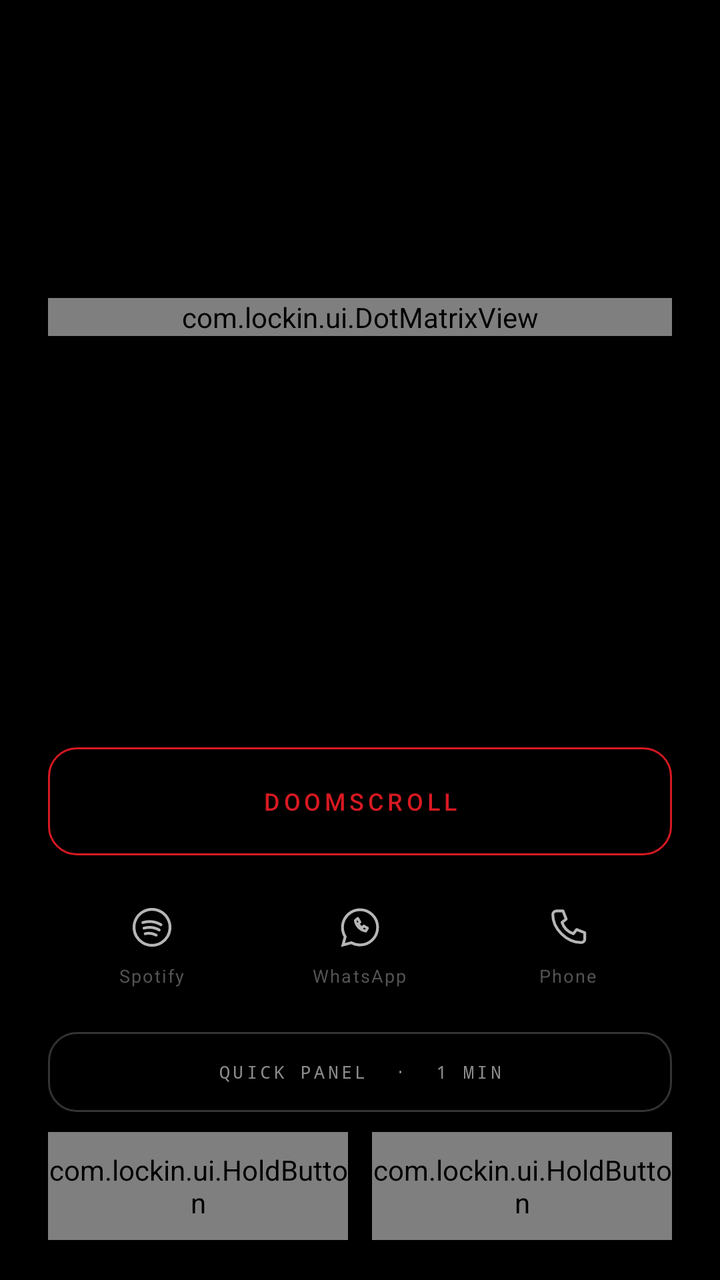
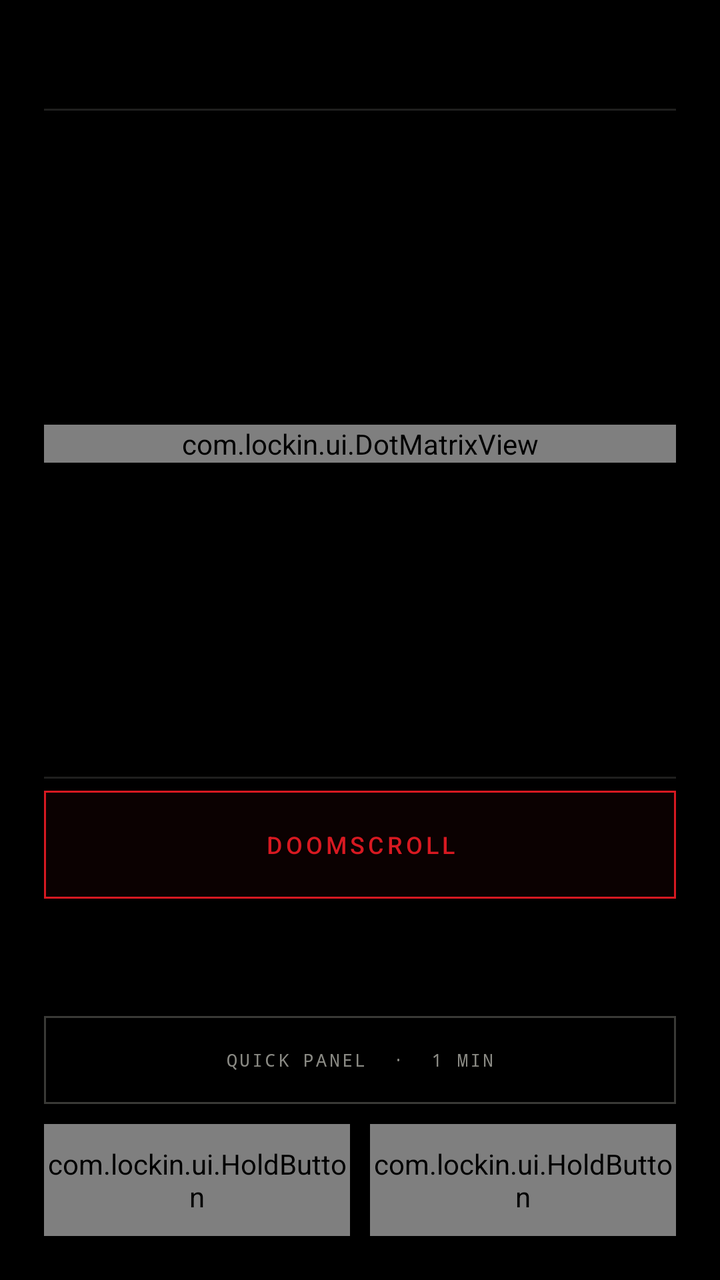

Compare the two renders of this Android layout. The source of the first and the diff that turns it into the second are given below.
<!-- AndroidManifest.xml: application theme Theme.LockIn -->
<!-- res/layout/activity_lock.xml -->
<?xml version="1.0" encoding="utf-8"?>
<LinearLayout xmlns:android="http://schemas.android.com/apk/res/android"
    android:id="@+id/lockRoot"
    android:layout_width="match_parent"
    android:layout_height="match_parent"
    android:background="@color/black"
    android:clickable="true"
    android:focusable="true"
    android:orientation="vertical"
    android:paddingStart="24dp"
    android:paddingTop="22dp"
    android:paddingEnd="24dp"
    android:paddingBottom="20dp">

    <Space
        android:layout_width="match_parent"
        android:layout_height="0dp"
        android:layout_weight="1" />

    <LinearLayout
        android:id="@+id/lockContent"
        android:layout_width="match_parent"
        android:layout_height="wrap_content"
        android:gravity="center_horizontal"
        android:orientation="vertical">

        <com.lockin.ui.DotMatrixView
            android:id="@+id/timer"
            android:layout_width="match_parent"
            android:layout_height="wrap_content" />

        <com.lockin.ui.DotGridProgressView
            android:id="@+id/goalGrid"
            android:layout_width="match_parent"
            android:layout_height="wrap_content"
            android:layout_marginTop="30dp"
            android:visibility="gone" />

        <TextView
            android:id="@+id/goalLine"
            android:layout_width="match_parent"
            android:layout_height="wrap_content"
            android:layout_marginTop="14dp"
            android:gravity="center"
            android:letterSpacing="0.14"
            android:textColor="@color/faint"
            android:textSize="9sp"
            android:visibility="gone" />

        <TextView
            android:id="@+id/dndLine"
            android:layout_width="match_parent"
            android:layout_height="wrap_content"
            android:layout_marginTop="22dp"
            android:gravity="center"
            android:letterSpacing="0.06"
            android:textColor="@color/dim"
            android:textSize="11sp" />

        <TextView
            android:id="@+id/metaLine"
            android:layout_width="match_parent"
            android:layout_height="wrap_content"
            android:layout_marginTop="8dp"
            android:gravity="center"
            android:letterSpacing="0.22"
            android:textColor="@color/faint"
            android:textSize="9sp" />
    </LinearLayout>

    <Space
        android:layout_width="match_parent"
        android:layout_height="0dp"
        android:layout_weight="1" />

    <LinearLayout
        android:id="@+id/lockBottom"
        android:layout_width="match_parent"
        android:layout_height="wrap_content"
        android:orientation="vertical">

        <LinearLayout
            android:id="@+id/nowPlaying"
            android:layout_width="match_parent"
            android:layout_height="wrap_content"
            android:layout_marginBottom="14dp"
            android:gravity="center_vertical"
            android:orientation="horizontal"
            android:visibility="gone">

            <LinearLayout
                android:layout_width="0dp"
                android:layout_height="wrap_content"
                android:layout_weight="1"
                android:orientation="vertical">

                <TextView
                    android:layout_width="wrap_content"
                    android:layout_height="wrap_content"
                    android:fontFamily="sans-serif-medium"
                    android:letterSpacing="0.28"
                    android:text="NOW PLAYING"
                    android:textColor="@color/faint"
                    android:textSize="8sp" />

                <TextView
                    android:id="@+id/npTitle"
                    android:layout_width="match_parent"
                    android:layout_height="wrap_content"
                    android:layout_marginTop="4dp"
                    android:ellipsize="end"
                    android:maxLines="1"
                    android:textColor="@color/text"
                    android:textSize="13sp" />

                <TextView
                    android:id="@+id/npArtist"
                    android:layout_width="match_parent"
                    android:layout_height="wrap_content"
                    android:layout_marginTop="2dp"
                    android:ellipsize="end"
                    android:maxLines="1"
                    android:textColor="@color/dim"
                    android:textSize="10sp" />
            </LinearLayout>

            <ImageView
                android:id="@+id/npNext"
                android:layout_width="44dp"
                android:layout_height="44dp"
                android:contentDescription="Next song"
                android:padding="10dp"
                android:src="@drawable/ic_next" />
        </LinearLayout>

        <TextView
            android:id="@+id/doomHint"
            android:layout_width="match_parent"
            android:layout_height="wrap_content"
            android:layout_marginBottom="8dp"
            android:textColor="@color/faint"
            android:textSize="10sp" />

        <TextView
            android:id="@+id/doomBtn"
            android:layout_width="match_parent"
            android:layout_height="54dp"
            android:background="@drawable/bg_btn_red_outline"
            android:fontFamily="sans-serif-medium"
            android:gravity="center"
            android:letterSpacing="0.16"
            android:text="@string/doomscroll"
            android:textColor="@color/accent"
            android:textSize="12sp" />

        <LinearLayout
            android:id="@+id/appsRow"
            android:layout_width="match_parent"
            android:layout_height="wrap_content"
            android:layout_marginTop="16dp"
            android:gravity="center"
            android:orientation="horizontal">

            <LinearLayout
                android:id="@+id/appSpotify"
                android:layout_width="0dp"
                android:layout_height="wrap_content"
                android:layout_weight="1"
                android:gravity="center"
                android:orientation="vertical"
                android:paddingTop="8dp"
                android:paddingBottom="8dp">

                <ImageView
                    android:layout_width="24dp"
                    android:layout_height="24dp"
                    android:contentDescription="Spotify"
                    android:src="@drawable/ic_spotify" />

                <TextView
                    android:layout_width="wrap_content"
                    android:layout_height="wrap_content"
                    android:layout_marginTop="6dp"
                    android:letterSpacing="0.08"
                    android:text="Spotify"
                    android:textColor="@color/faint"
                    android:textSize="9sp" />
            </LinearLayout>

            <LinearLayout
                android:id="@+id/appWhatsapp"
                android:layout_width="0dp"
                android:layout_height="wrap_content"
                android:layout_weight="1"
                android:gravity="center"
                android:orientation="vertical"
                android:paddingTop="8dp"
                android:paddingBottom="8dp">

                <ImageView
                    android:layout_width="24dp"
                    android:layout_height="24dp"
                    android:contentDescription="WhatsApp"
                    android:src="@drawable/ic_whatsapp" />

                <TextView
                    android:layout_width="wrap_content"
                    android:layout_height="wrap_content"
                    android:layout_marginTop="6dp"
                    android:letterSpacing="0.08"
                    android:text="WhatsApp"
                    android:textColor="@color/faint"
                    android:textSize="9sp" />
            </LinearLayout>

            <LinearLayout
                android:id="@+id/appPhone"
                android:layout_width="0dp"
                android:layout_height="wrap_content"
                android:layout_weight="1"
                android:gravity="center"
                android:orientation="vertical"
                android:paddingTop="8dp"
                android:paddingBottom="8dp">

                <ImageView
                    android:layout_width="24dp"
                    android:layout_height="24dp"
                    android:contentDescription="Phone"
                    android:src="@drawable/ic_phone" />

                <TextView
                    android:layout_width="wrap_content"
                    android:layout_height="wrap_content"
                    android:layout_marginTop="6dp"
                    android:letterSpacing="0.08"
                    android:text="Phone"
                    android:textColor="@color/faint"
                    android:textSize="9sp" />
            </LinearLayout>
        </LinearLayout>

        <TextView
            android:id="@+id/panelBtn"
            android:layout_width="match_parent"
            android:layout_height="40dp"
            android:layout_marginTop="14dp"
            android:background="@drawable/bg_btn_outline"
            android:fontFamily="sans-serif-monospace"
            android:gravity="center"
            android:letterSpacing="0.16"
            android:text="QUICK PANEL  ·  1 MIN"
            android:textColor="@color/dim"
            android:textSize="9sp" />

        <LinearLayout
            android:layout_width="match_parent"
            android:layout_height="wrap_content"
            android:layout_marginTop="10dp"
            android:orientation="horizontal">

            <com.lockin.ui.HoldButton
                android:id="@+id/pauseBtn"
                android:layout_width="0dp"
                android:layout_height="54dp"
                android:layout_weight="1" />

            <Space
                android:layout_width="12dp"
                android:layout_height="1dp" />

            <com.lockin.ui.HoldButton
                android:id="@+id/endBtn"
                android:layout_width="0dp"
                android:layout_height="54dp"
                android:layout_weight="1" />
        </LinearLayout>
    </LinearLayout>
</LinearLayout>
<!-- resources referenced by this layout -->
<resources>
  <color name="accent">#FFD71921</color>
  <color name="black">#FF000000</color>
  <color name="dim">#FF8C8C8C</color>
  <color name="faint">#FF545454</color>
  <color name="text">#FFFFFFFF</color>
  <!-- drawable bg_btn_outline (drawable) -->
  <?xml version="1.0" encoding="utf-8"?>
  <ripple xmlns:android="http://schemas.android.com/apk/res/android"
      android:color="#20FFFFFF">
      <item>
          <shape android:shape="rectangle">
              <solid android:color="#00000000" />
              <stroke
                  android:width="1dp"
                  android:color="@color/stroke_bright" />
              <corners android:radius="14dp" />
          </shape>
      </item>
  </ripple>
  <!-- drawable bg_btn_red_outline (drawable) -->
  <?xml version="1.0" encoding="utf-8"?>
  <ripple xmlns:android="http://schemas.android.com/apk/res/android"
      android:color="#33D71921">
      <item>
          <shape android:shape="rectangle">
              <solid android:color="#00000000" />
              <stroke
                  android:width="1dp"
                  android:color="@color/accent" />
              <corners android:radius="14dp" />
          </shape>
      </item>
  </ripple>
  <!-- drawable ic_phone (drawable) -->
  <?xml version="1.0" encoding="utf-8"?>
  <vector xmlns:android="http://schemas.android.com/apk/res/android"
      android:width="24dp"
      android:height="24dp"
      android:viewportWidth="24"
      android:viewportHeight="24">
      <path
          android:fillColor="#00000000"
          android:pathData="M6.4,3.8 h3.1 l1.6,4.1 -2.1,1.6 c0.9,2.7 3.0,4.8 5.7,5.7 l1.6,-2.1 4.1,1.6 v3.1 c0,1 -0.8,1.8 -1.8,1.8 C11.3,19.6 4.4,12.7 4.4,5.6 c0,-1 0.9,-1.8 2,-1.8 z"
          android:strokeColor="#FFB6B6B6"
          android:strokeLineCap="round"
          android:strokeLineJoin="round"
          android:strokeWidth="1.4" />
  </vector>
  <!-- drawable ic_spotify (drawable) -->
  <?xml version="1.0" encoding="utf-8"?>
  <vector xmlns:android="http://schemas.android.com/apk/res/android"
      android:width="24dp"
      android:height="24dp"
      android:viewportWidth="24"
      android:viewportHeight="24">
      <path
          android:fillColor="#00000000"
          android:pathData="M12,3 a9,9 0 1 0 0.01,0 z"
          android:strokeColor="#FFB6B6B6"
          android:strokeWidth="1.4" />
      <path
          android:fillColor="#00000000"
          android:pathData="M7.4,9.6 c3.1,-0.9 6.4,-0.5 9.1,1.1"
          android:strokeColor="#FFB6B6B6"
          android:strokeLineCap="round"
          android:strokeWidth="1.4" />
      <path
          android:fillColor="#00000000"
          android:pathData="M8,12.4 c2.6,-0.7 5.3,-0.4 7.6,0.9"
          android:strokeColor="#FFB6B6B6"
          android:strokeLineCap="round"
          android:strokeWidth="1.4" />
      <path
          android:fillColor="#00000000"
          android:pathData="M8.6,15.2 c1.9,-0.5 3.8,-0.2 5.5,0.7"
          android:strokeColor="#FFB6B6B6"
          android:strokeLineCap="round"
          android:strokeWidth="1.4" />
  </vector>
  <!-- drawable ic_whatsapp (drawable) -->
  <?xml version="1.0" encoding="utf-8"?>
  <vector xmlns:android="http://schemas.android.com/apk/res/android"
      android:width="24dp"
      android:height="24dp"
      android:viewportWidth="24"
      android:viewportHeight="24">
      <path
          android:fillColor="#00000000"
          android:pathData="M12,3.2 a8.8,8.8 0 0 1 0,17.6 c-1.5,0 -3,-0.4 -4.3,-1.1 l-4.2,1.1 1.1,-4.1 a8.8,8.8 0 0 1 7.4,-13.5 z"
          android:strokeColor="#FFB6B6B6"
          android:strokeWidth="1.4" />
      <path
          android:fillColor="#00000000"
          android:pathData="M9.6,8.6 c0.5,2.8 2.5,4.8 5.3,5.3 l0.9,-1.5 -1.9,-1.1 -0.8,0.9 c-0.9,-0.4 -1.6,-1.1 -2,-2 l0.9,-0.8 -1.1,-1.9 z"
          android:strokeColor="#FFB6B6B6"
          android:strokeLineJoin="round"
          android:strokeWidth="1.3" />
  </vector>
  <string name="doomscroll">DOOMSCROLL</string>
  <color name="stroke_bright">#FF333333</color>
  <!-- unchanged entries left out for length: 2 -->
</resources>

<!-- the commit's change to res/layout/activity_lock.xml (unified diff, before → after) -->
@@ -7,16 +7,50 @@
     android:clickable="true"
     android:focusable="true"
     android:orientation="vertical"
-    android:paddingStart="24dp"
-    android:paddingTop="22dp"
-    android:paddingEnd="24dp"
-    android:paddingBottom="20dp">
+    android:paddingStart="22dp"
+    android:paddingTop="28dp"
+    android:paddingEnd="22dp"
+    android:paddingBottom="22dp">
+
+    
+    <LinearLayout
+        android:layout_width="match_parent"
+        android:layout_height="wrap_content"
+        android:gravity="center_vertical"
+        android:orientation="horizontal">
+
+        <TextView
+            android:id="@+id/dndLine"
+            android:layout_width="0dp"
+            android:layout_height="wrap_content"
+            android:layout_weight="1"
+            android:fontFamily="sans-serif-monospace"
+            android:letterSpacing="0.04"
+            android:textColor="@color/faint"
+            android:textSize="9sp" />
+
+        <TextView
+            android:id="@+id/metaLine"
+            android:layout_width="wrap_content"
+            android:layout_height="wrap_content"
+            android:fontFamily="sans-serif-monospace"
+            android:letterSpacing="0.08"
+            android:textColor="@color/dim"
+            android:textSize="9sp" />
+    </LinearLayout>
+
+    <View
+        android:layout_width="match_parent"
+        android:layout_height="1dp"
+        android:layout_marginTop="14dp"
+        android:background="@color/stroke" />
 
     <Space
         android:layout_width="match_parent"
         android:layout_height="0dp"
         android:layout_weight="1" />
 
+    
     <LinearLayout
         android:id="@+id/lockContent"
         android:layout_width="match_parent"
@@ -33,39 +67,20 @@
             android:id="@+id/goalGrid"
             android:layout_width="match_parent"
             android:layout_height="wrap_content"
-            android:layout_marginTop="30dp"
+            android:layout_marginTop="28dp"
             android:visibility="gone" />
 
         <TextView
             android:id="@+id/goalLine"
             android:layout_width="match_parent"
             android:layout_height="wrap_content"
-            android:layout_marginTop="14dp"
-            android:gravity="center"
-            android:letterSpacing="0.14"
+            android:layout_marginTop="12dp"
+            android:fontFamily="sans-serif-monospace"
+            android:gravity="start"
+            android:letterSpacing="0.08"
             android:textColor="@color/faint"
             android:textSize="9sp"
             android:visibility="gone" />
-
-        <TextView
-            android:id="@+id/dndLine"
-            android:layout_width="match_parent"
-            android:layout_height="wrap_content"
-            android:layout_marginTop="22dp"
-            android:gravity="center"
-            android:letterSpacing="0.06"
-            android:textColor="@color/dim"
-            android:textSize="11sp" />
-
-        <TextView
-            android:id="@+id/metaLine"
-            android:layout_width="match_parent"
-            android:layout_height="wrap_content"
-            android:layout_marginTop="8dp"
-            android:gravity="center"
-            android:letterSpacing="0.22"
-            android:textColor="@color/faint"
-            android:textSize="9sp" />
     </LinearLayout>
 
     <Space
@@ -79,13 +94,19 @@
         android:layout_height="wrap_content"
         android:orientation="vertical">
 
+        <View
+            android:layout_width="match_parent"
+            android:layout_height="1dp"
+            android:background="@color/stroke" />
+
         <LinearLayout
             android:id="@+id/nowPlaying"
             android:layout_width="match_parent"
             android:layout_height="wrap_content"
-            android:layout_marginBottom="14dp"
             android:gravity="center_vertical"
             android:orientation="horizontal"
+            android:paddingTop="14dp"
+            android:paddingBottom="14dp"
             android:visibility="gone">
 
             <LinearLayout
@@ -95,19 +116,9 @@
                 android:orientation="vertical">
 
                 <TextView
-                    android:layout_width="wrap_content"
-                    android:layout_height="wrap_content"
-                    android:fontFamily="sans-serif-medium"
-                    android:letterSpacing="0.28"
-                    android:text="NOW PLAYING"
-                    android:textColor="@color/faint"
-                    android:textSize="8sp" />
-
-                <TextView
                     android:id="@+id/npTitle"
                     android:layout_width="match_parent"
                     android:layout_height="wrap_content"
-                    android:layout_marginTop="4dp"
                     android:ellipsize="end"
                     android:maxLines="1"
                     android:textColor="@color/text"
@@ -117,138 +128,60 @@
                     android:id="@+id/npArtist"
                     android:layout_width="match_parent"
                     android:layout_height="wrap_content"
-                    android:layout_marginTop="2dp"
+                    android:layout_marginTop="3dp"
                     android:ellipsize="end"
                     android:maxLines="1"
-                    android:textColor="@color/dim"
+                    android:textColor="@color/faint"
                     android:textSize="10sp" />
             </LinearLayout>
 
             <ImageView
                 android:id="@+id/npNext"
-                android:layout_width="44dp"
-                android:layout_height="44dp"
+                android:layout_width="42dp"
+                android:layout_height="42dp"
                 android:contentDescription="Next song"
                 android:padding="10dp"
                 android:src="@drawable/ic_next" />
         </LinearLayout>
 
         <TextView
-            android:id="@+id/doomHint"
-            android:layout_width="match_parent"
-            android:layout_height="wrap_content"
-            android:layout_marginBottom="8dp"
-            android:textColor="@color/faint"
-            android:textSize="10sp" />
-
-        <TextView
             android:id="@+id/doomBtn"
             android:layout_width="match_parent"
             android:layout_height="54dp"
+            android:layout_marginTop="6dp"
             android:background="@drawable/bg_btn_red_outline"
             android:fontFamily="sans-serif-medium"
             android:gravity="center"
-            android:letterSpacing="0.16"
+            android:letterSpacing="0.14"
             android:text="@string/doomscroll"
             android:textColor="@color/accent"
             android:textSize="12sp" />
 
+        <TextView
+            android:id="@+id/doomHint"
+            android:layout_width="match_parent"
+            android:layout_height="wrap_content"
+            android:layout_marginTop="9dp"
+            android:textColor="@color/faint"
+            android:textSize="10sp" />
+
         <LinearLayout
             android:id="@+id/appsRow"
             android:layout_width="match_parent"
             android:layout_height="wrap_content"
-            android:layout_marginTop="16dp"
+            android:layout_marginTop="18dp"
             android:gravity="center"
-            android:orientation="horizontal">
-
-            <LinearLayout
-                android:id="@+id/appSpotify"
-                android:layout_width="0dp"
-                android:layout_height="wrap_content"
-                android:layout_weight="1"
-                android:gravity="center"
-                android:orientation="vertical"
-                android:paddingTop="8dp"
-                android:paddingBottom="8dp">
-
-                <ImageView
-                    android:layout_width="24dp"
-                    android:layout_height="24dp"
-                    android:contentDescription="Spotify"
-                    android:src="@drawable/ic_spotify" />
-
-                <TextView
-                    android:layout_width="wrap_content"
-                    android:layout_height="wrap_content"
-                    android:layout_marginTop="6dp"
-                    android:letterSpacing="0.08"
-                    android:text="Spotify"
-                    android:textColor="@color/faint"
-                    android:textSize="9sp" />
-            </LinearLayout>
-
-            <LinearLayout
-                android:id="@+id/appWhatsapp"
-                android:layout_width="0dp"
-                android:layout_height="wrap_content"
-                android:layout_weight="1"
-                android:gravity="center"
-                android:orientation="vertical"
-                android:paddingTop="8dp"
-                android:paddingBottom="8dp">
-
-                <ImageView
-                    android:layout_width="24dp"
-                    android:layout_height="24dp"
-                    android:contentDescription="WhatsApp"
-                    android:src="@drawable/ic_whatsapp" />
-
-                <TextView
-                    android:layout_width="wrap_content"
-                    android:layout_height="wrap_content"
-                    android:layout_marginTop="6dp"
-                    android:letterSpacing="0.08"
-                    android:text="WhatsApp"
-                    android:textColor="@color/faint"
-                    android:textSize="9sp" />
-            </LinearLayout>
-
-            <LinearLayout
-                android:id="@+id/appPhone"
-                android:layout_width="0dp"
-                android:layout_height="wrap_content"
-                android:layout_weight="1"
-                android:gravity="center"
-                android:orientation="vertical"
-                android:paddingTop="8dp"
-                android:paddingBottom="8dp">
-
-                <ImageView
-                    android:layout_width="24dp"
-                    android:layout_height="24dp"
-                    android:contentDescription="Phone"
-                    android:src="@drawable/ic_phone" />
-
-                <TextView
-                    android:layout_width="wrap_content"
-                    android:layout_height="wrap_content"
-                    android:layout_marginTop="6dp"
-                    android:letterSpacing="0.08"
-                    android:text="Phone"
-                    android:textColor="@color/faint"
-                    android:textSize="9sp" />
-            </LinearLayout>
-        </LinearLayout>
+            android:orientation="horizontal" />
 
         <TextView
             android:id="@+id/panelBtn"
             android:layout_width="match_parent"
-            android:layout_height="40dp"
-            android:layout_marginTop="14dp"
+            android:layout_height="44dp"
+            android:layout_marginTop="18dp"
             android:background="@drawable/bg_btn_outline"
             android:fontFamily="sans-serif-monospace"
             android:gravity="center"
-            android:letterSpacing="0.16"
+            android:letterSpacing="0.12"
             android:text="QUICK PANEL  ·  1 MIN"
             android:textColor="@color/dim"
             android:textSize="9sp" />
@@ -262,17 +195,17 @@
             <com.lockin.ui.HoldButton
                 android:id="@+id/pauseBtn"
                 android:layout_width="0dp"
-                android:layout_height="54dp"
+                android:layout_height="56dp"
                 android:layout_weight="1" />
 
             <Space
-                android:layout_width="12dp"
+                android:layout_width="10dp"
                 android:layout_height="1dp" />
 
             <com.lockin.ui.HoldButton
                 android:id="@+id/endBtn"
                 android:layout_width="0dp"
-                android:layout_height="54dp"
+                android:layout_height="56dp"
                 android:layout_weight="1" />
         </LinearLayout>
     </LinearLayout>
<!-- resource entries referenced after the edit -->
@@ -2,20 +2,21 @@
 <resources>
   <color name="accent">#FFD71921</color>
   <color name="black">#FF000000</color>
-  <color name="dim">#FF8C8C8C</color>
-  <color name="faint">#FF545454</color>
-  <color name="text">#FFFFFFFF</color>
+  <color name="dim">#FF8A8A84</color>
+  <color name="faint">#FF55554F</color>
+  <color name="stroke">#FF1F1F1E</color>
+  <color name="text">#FFF2F1ED</color>
   <!-- drawable bg_btn_outline (drawable) -->
   <?xml version="1.0" encoding="utf-8"?>
   <ripple xmlns:android="http://schemas.android.com/apk/res/android"
-      android:color="#20FFFFFF">
+      android:color="#1AFFFFFF">
       <item>
           <shape android:shape="rectangle">
               <solid android:color="#00000000" />
               <stroke
                   android:width="1dp"
                   android:color="@color/stroke_bright" />
-              <corners android:radius="14dp" />
+              <corners android:radius="0dp" />
           </shape>
       </item>
   </ripple>
@@ -25,81 +26,16 @@
       android:color="#33D71921">
       <item>
           <shape android:shape="rectangle">
-              <solid android:color="#00000000" />
+              <solid android:color="#0DD71921" />
               <stroke
                   android:width="1dp"
                   android:color="@color/accent" />
-              <corners android:radius="14dp" />
+              <corners android:radius="0dp" />
           </shape>
       </item>
   </ripple>
-  <!-- drawable ic_phone (drawable) -->
-  <?xml version="1.0" encoding="utf-8"?>
-  <vector xmlns:android="http://schemas.android.com/apk/res/android"
-      android:width="24dp"
-      android:height="24dp"
-      android:viewportWidth="24"
-      android:viewportHeight="24">
-      <path
-          android:fillColor="#00000000"
-          android:pathData="M6.4,3.8 h3.1 l1.6,4.1 -2.1,1.6 c0.9,2.7 3.0,4.8 5.7,5.7 l1.6,-2.1 4.1,1.6 v3.1 c0,1 -0.8,1.8 -1.8,1.8 C11.3,19.6 4.4,12.7 4.4,5.6 c0,-1 0.9,-1.8 2,-1.8 z"
-          android:strokeColor="#FFB6B6B6"
-          android:strokeLineCap="round"
-          android:strokeLineJoin="round"
-          android:strokeWidth="1.4" />
-  </vector>
-  <!-- drawable ic_spotify (drawable) -->
-  <?xml version="1.0" encoding="utf-8"?>
-  <vector xmlns:android="http://schemas.android.com/apk/res/android"
-      android:width="24dp"
-      android:height="24dp"
-      android:viewportWidth="24"
-      android:viewportHeight="24">
-      <path
-          android:fillColor="#00000000"
-          android:pathData="M12,3 a9,9 0 1 0 0.01,0 z"
-          android:strokeColor="#FFB6B6B6"
-          android:strokeWidth="1.4" />
-      <path
-          android:fillColor="#00000000"
-          android:pathData="M7.4,9.6 c3.1,-0.9 6.4,-0.5 9.1,1.1"
-          android:strokeColor="#FFB6B6B6"
-          android:strokeLineCap="round"
-          android:strokeWidth="1.4" />
-      <path
-          android:fillColor="#00000000"
-          android:pathData="M8,12.4 c2.6,-0.7 5.3,-0.4 7.6,0.9"
-          android:strokeColor="#FFB6B6B6"
-          android:strokeLineCap="round"
-          android:strokeWidth="1.4" />
-      <path
-          android:fillColor="#00000000"
-          android:pathData="M8.6,15.2 c1.9,-0.5 3.8,-0.2 5.5,0.7"
-          android:strokeColor="#FFB6B6B6"
-          android:strokeLineCap="round"
-          android:strokeWidth="1.4" />
-  </vector>
-  <!-- drawable ic_whatsapp (drawable) -->
-  <?xml version="1.0" encoding="utf-8"?>
-  <vector xmlns:android="http://schemas.android.com/apk/res/android"
-      android:width="24dp"
-      android:height="24dp"
-      android:viewportWidth="24"
-      android:viewportHeight="24">
-      <path
-          android:fillColor="#00000000"
-          android:pathData="M12,3.2 a8.8,8.8 0 0 1 0,17.6 c-1.5,0 -3,-0.4 -4.3,-1.1 l-4.2,1.1 1.1,-4.1 a8.8,8.8 0 0 1 7.4,-13.5 z"
-          android:strokeColor="#FFB6B6B6"
-          android:strokeWidth="1.4" />
-      <path
-          android:fillColor="#00000000"
-          android:pathData="M9.6,8.6 c0.5,2.8 2.5,4.8 5.3,5.3 l0.9,-1.5 -1.9,-1.1 -0.8,0.9 c-0.9,-0.4 -1.6,-1.1 -2,-2 l0.9,-0.8 -1.1,-1.9 z"
-          android:strokeColor="#FFB6B6B6"
-          android:strokeLineJoin="round"
-          android:strokeWidth="1.3" />
-  </vector>
   <string name="doomscroll">DOOMSCROLL</string>
-  <color name="stroke_bright">#FF333333</color>
+  <color name="stroke_bright">#FF3A3A37</color>
   <!-- unchanged entries left out for length: 2 -->
 </resources>
 
